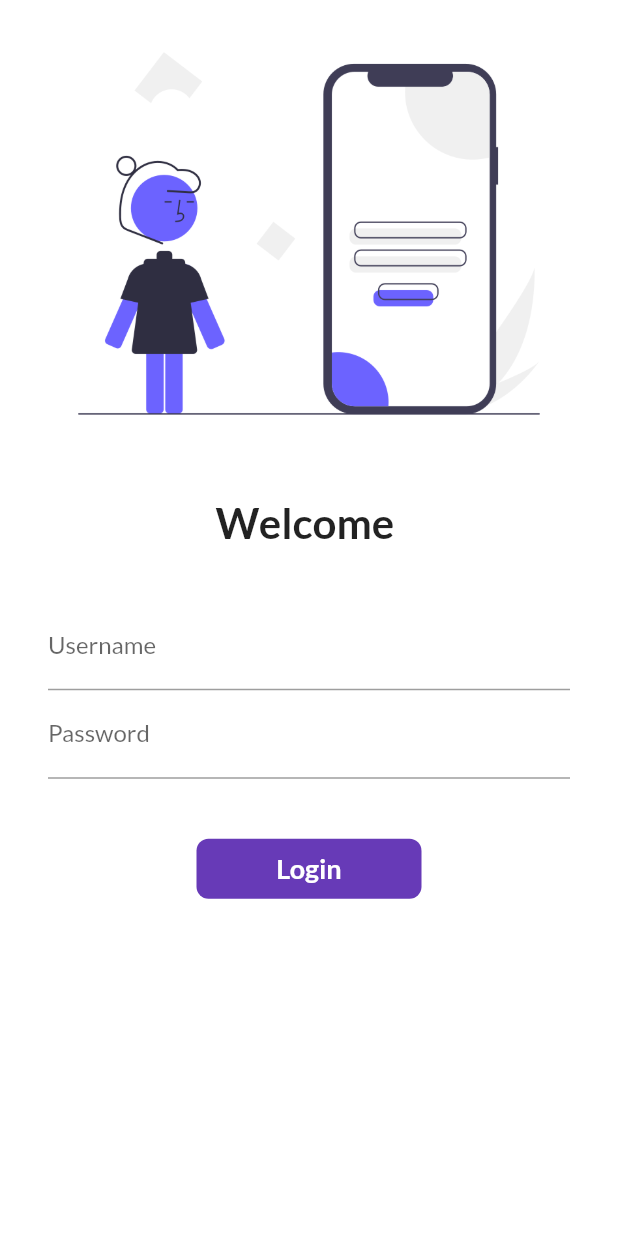
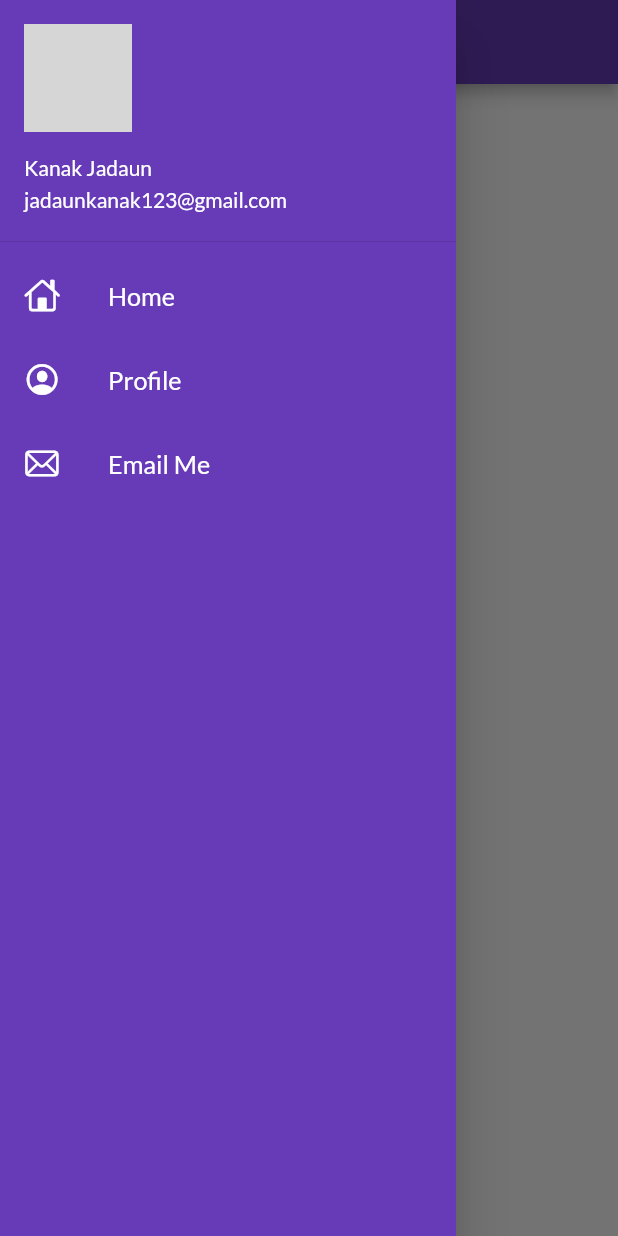
Before and after one commit to git-max-ai/flutter_application, a Flutter app: the screen it shows after launch, with the side drawer open (before the commit the screen has no drawer), on a phone screen of 412 x 824 dp. Run offline on Flutter 3.47's test engine with Material 2 defaults, Android fonts, the phone set to English and light mode, and no system bars; our stand-ins replace google_fonts; network calls fail; grey boxes are pictures that could not be loaded.

Commit message:
commit 3

```diff
--- a/lib/main.dart
+++ b/lib/main.dart
@@ -38,7 +38,9 @@ class MyApp extends StatelessWidget {
         brightness: Brightness.dark
       ),
 
-      // initialRoute: "/home",
+      debugShowCheckedModeBanner: false,
+
+      initialRoute: MyRoutes.homeRoute,
       routes: {
         "/": (context) => LoginPage(),
         MyRoutes.homeRoute: (context)  => HomePage(),
--- a/lib/pages/home_page.dart
+++ b/lib/pages/home_page.dart
@@ -1,4 +1,6 @@
 import 'package:flutter/material.dart';
+
+import '../widgets/drawer.dart';
 
 class HomePage extends StatelessWidget {
   const HomePage({super.key});
@@ -18,7 +20,7 @@ class HomePage extends StatelessWidget {
             child: Text("$days days of flutter by $name"),
           ),
         ),
-        drawer: Drawer(),
+        drawer: MyDrawer(),
       );
   }
 }
--- /dev/null
+++ b/lib/widgets/drawer.dart
@@ -0,0 +1,74 @@
+import 'package:flutter/cupertino.dart';
+import 'package:flutter/material.dart';
+
+class MyDrawer extends StatelessWidget {
+  const MyDrawer({super.key});
+
+  @override
+  Widget build(BuildContext context) {
+    final imageUrl =
+      "https://media.licdn.com/dms/image/D4D03AQFifjZNHCUu_g/profile-displayphoto-shrink_400_400/0/1673095594103?e=1688601600&v=beta&t=19iGlzl3c9Uych_VykMurzR3393JFVkJURUsidXKeKs";
+    return Drawer(
+      child: Container(
+        color: Colors.deepPurple,
+        child: ListView(
+          padding: EdgeInsets.zero,
+          children: [
+            DrawerHeader(
+              padding: EdgeInsets.zero,
+              child: UserAccountsDrawerHeader(
+                margin: EdgeInsets.zero,
+                // decoration: BoxDecoration(color: Colors.red),
+                accountName: Text("Kanak Jadaun"),
+                accountEmail: Text("jadaunkanak123@gmail.com"),
+                // currentAccountPicture: Image.network(imageUrl),
+                currentAccountPicture: CircleAvatar(
+                  backgroundImage: NetworkImage(imageUrl),
+                ),
+              ),
+            ),
+            ListTile(
+              leading: Icon(
+                CupertinoIcons.home,
+                color: Colors.white,
+                ),
+                title: Text(
+                  "Home",
+                  textScaleFactor: 1.2,
+                  style: TextStyle(
+                    color: Colors.white,
+                  ),
+                ),
+            ),
+            ListTile(
+              leading: Icon(
+                CupertinoIcons.profile_circled,
+                color: Colors.white,
+                ),
+                title: Text(
+                  "Profile",
+                  textScaleFactor: 1.2,
+                  style: TextStyle(
+                    color: Colors.white,
+                  ),
+                ),
+            ),
+            ListTile(
+              leading: Icon(
+                CupertinoIcons.mail,
+                color: Colors.white,
+                ),
+                title: Text(
+                  "Email Me",
+                  textScaleFactor: 1.2,
+                  style: TextStyle(
+                    color: Colors.white,
+                  ),
+                ),
+            ),
+          ],
+        ),
+      ),
+    );
+  }
+}
```
Also changed, not shown: lib/pages/login_page.dart (+43 -13 lines), assets/images/hey.png (added).
